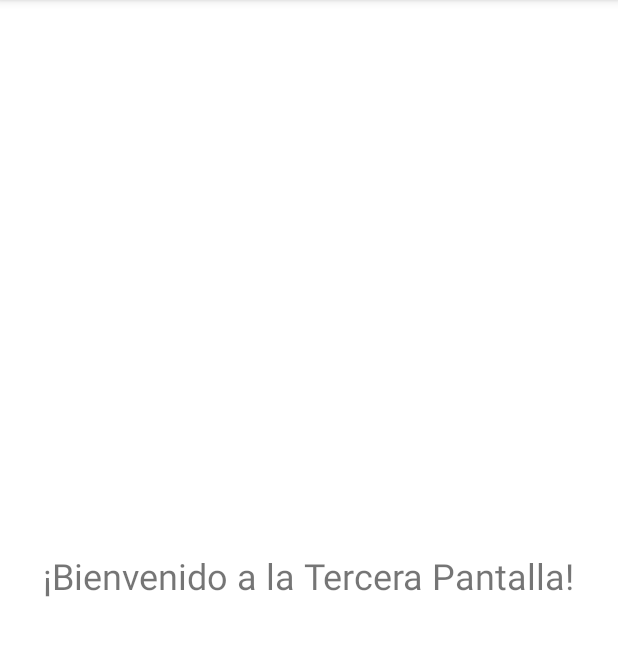
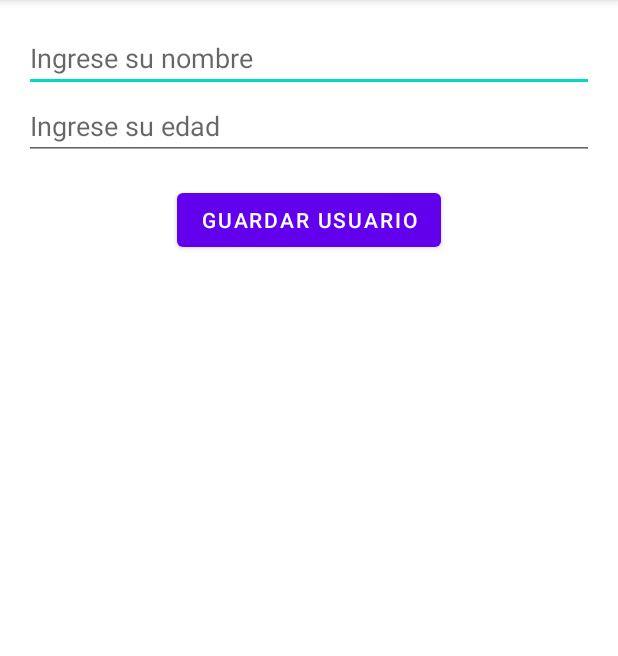
Before and after one commit to Tapiiaa/Aprendiendo, an Android app: the ThirdActivity screen opened directly, with no data from a screen before it, on a phone screen of 412 x 824 dp, the part 84-740 px from its top. Run offline under Robolectric (Android 15) with nearby library versions, the phone set to English and light mode, and no system bars.

Commit message:
Cambios taller 3

```diff
--- a/app/src/main/AndroidManifest.xml
+++ b/app/src/main/AndroidManifest.xml
@@ -15,7 +15,7 @@
 
         <!-- Declaración de la actividad principal -->
         <activity
-            android:name=".firstapppackage.FirstAppActivity"
+            android:name=".firstapp.FirstAppActivity"
             android:exported="true">
             <intent-filter>
                 <action android:name="android.intent.action.MAIN" />
@@ -29,7 +29,7 @@
         </activity>
 
         <!-- Declaración de la tercera actividad -->
-        <activity android:name=".firstapppackage.ThirdActivity"
+        <activity android:name=".firstapp.ThirdActivity"
             android:exported="true">
         </activity>
 
--- a/app/src/main/java/com/example/aprendiendo/firstapp/ThirdActivity.kt
+++ b/app/src/main/java/com/example/aprendiendo/firstapp/ThirdActivity.kt
@@ -1,12 +1,44 @@
-package com.example.aprendiendo.firstapppackage
+package com.example.aprendiendo.firstapp
 
+import android.graphics.Color
+import android.os.Bundle
+import android.view.View
+import android.widget.Button
+import android.widget.EditText
+import android.widget.LinearLayout
 import androidx.appcompat.app.AppCompatActivity
-import android.os.Bundle
+import com.example.aprendiendo.database.UserDatabaseHelper
 import com.example.aprendiendo.R
 
 class ThirdActivity : AppCompatActivity() {
+
+    private lateinit var dbHelper: UserDatabaseHelper
+    private lateinit var barChartContainer: LinearLayout
+
     override fun onCreate(savedInstanceState: Bundle?) {
         super.onCreate(savedInstanceState)
         setContentView(R.layout.activity_third)
+
+        dbHelper = UserDatabaseHelper(this)
+        barChartContainer = findViewById(R.id.barChartContainer)
+
+        findViewById<Button>(R.id.buttonSaveUser).setOnClickListener {
+            val name = findViewById<EditText>(R.id.userNameInput).text.toString()
+            val age = findViewById<EditText>(R.id.userAgeInput).text.toString().toInt()
+            saveUser(name, age)
+            addBarToChart(age)
+        }
+    }
+
+    private fun saveUser(name: String, age: Int) {
+        // Lógica para guardar usuario en la base de datos, incluyendo la edad
+    }
+
+    private fun addBarToChart(age: Int) {
+        val barView = View(this).apply {
+            layoutParams = LinearLayout.LayoutParams(0, age * 10, 1.0f)
+            setBackgroundColor(Color.BLUE)
+        }
+        barChartContainer.addView(barView)
     }
 }
--- a/app/src/main/res/layout/activity_first_app.xml
+++ b/app/src/main/res/layout/activity_first_app.xml
@@ -5,7 +5,7 @@
     android:layout_width="match_parent"
     android:layout_height="match_parent"
     android:orientation="vertical"
-    tools:context=".firstapppackage.FirstAppActivity">
+    tools:context=".firstapp.FirstAppActivity">
 
     <TextView
         android:id="@+id/greetingTextView"
--- a/app/src/main/res/layout/activity_third.xml
+++ b/app/src/main/res/layout/activity_third.xml
@@ -3,13 +3,36 @@
     android:layout_width="match_parent"
     android:layout_height="match_parent"
     android:orientation="vertical"
-    android:gravity="center"
-    android:padding="16dp">
+    android:padding="16dp"
+    android:gravity="center_horizontal">
 
-    <TextView
+    <EditText
+        android:id="@+id/userNameInput"
+        android:layout_width="match_parent"
+        android:layout_height="wrap_content"
+        android:hint="Ingrese su nombre"/>
+
+    <EditText
+        android:id="@+id/userAgeInput"
+        android:layout_width="match_parent"
+        android:layout_height="wrap_content"
+        android:hint="Ingrese su edad"
+        android:inputType="number"/>
+
+    <Button
+        android:id="@+id/buttonSaveUser"
         android:layout_width="wrap_content"
         android:layout_height="wrap_content"
-        android:text="¡Bienvenido a la Tercera Pantalla!"
-        android:textSize="24sp"
-        android:gravity="center" />
+        android:text="Guardar Usuario"
+        android:layout_marginTop="16dp"/>
+
+    <!-- Contenedor para un gráfico de barras simple -->
+    <LinearLayout
+        android:id="@+id/barChartContainer"
+        android:layout_width="match_parent"
+        android:layout_height="200dp"
+        android:orientation="horizontal"
+        android:layout_marginTop="20dp"
+        android:gravity="bottom"/>
+
 </LinearLayout>
```
Also changed, not shown: app/src/main/java/com/example/aprendiendo/database/UserDatabaseHelper.kt (added, +22 -0 lines), app/src/main/java/com/example/aprendiendo/firstapp/FirstAppActivity.kt (+15 -48 lines), app/src/main/java/com/example/aprendiendo/firstapp/SecondActivity.kt (+12 -39 lines).
